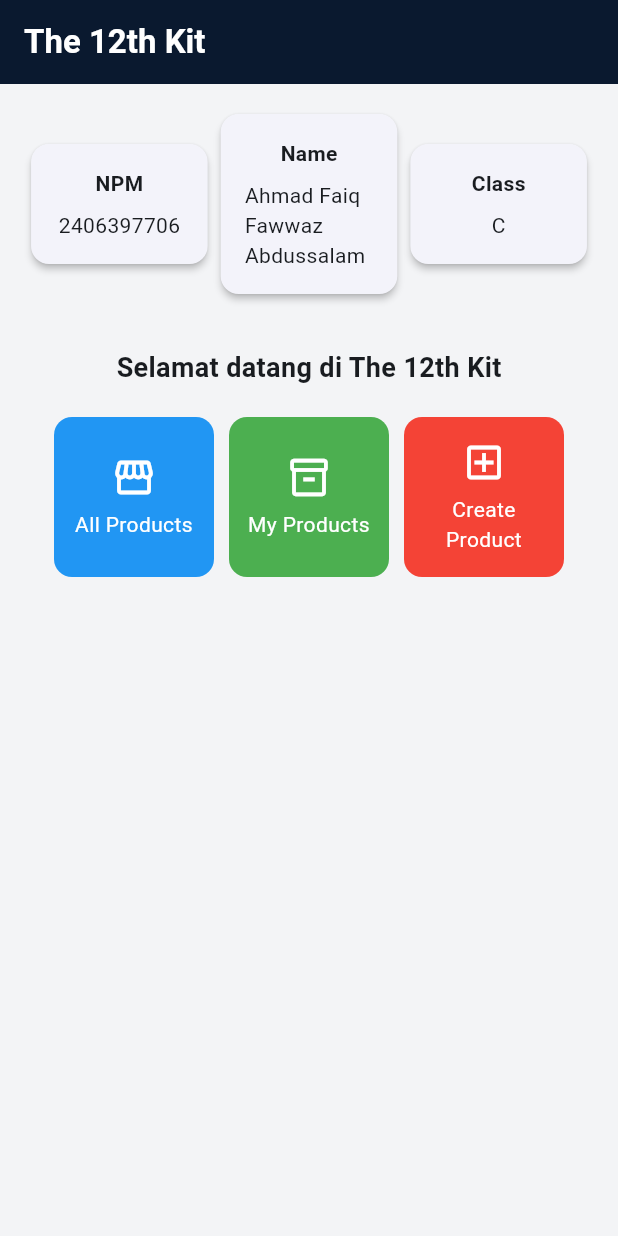
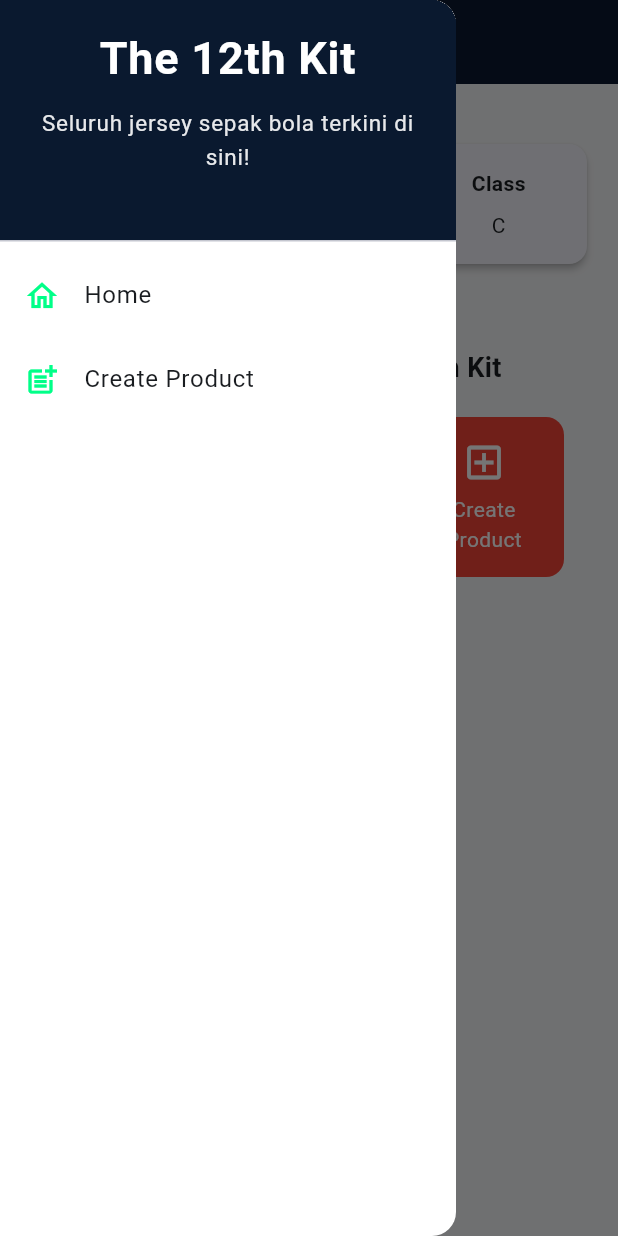
Before and after one commit to faiqfwwz/the-12th-kit-mobile, a Flutter app: the screen it shows after launch, with the side drawer open (before the commit the screen has no drawer), on a phone screen of 412 x 824 dp. Run offline on Flutter 3.47's test engine with Material 3 defaults, Android fonts, the phone set to English and light mode, and no system bars.

Commit message:
Tugas Individu 8

```diff
--- a/lib/main.dart
+++ b/lib/main.dart
@@ -1,5 +1,5 @@
 import 'package:flutter/material.dart';
-import 'package:the_12th_kit/menu.dart';
+import 'package:the_12th_kit/screens/menu.dart';
 
 void main() {
   runApp(const MyApp());
--- a/lib/menu.dart
+++ b/lib/screens/menu.dart
@@ -1,4 +1,6 @@
 import 'package:flutter/material.dart';
+import 'package:the_12th_kit/widgets/left_drawer.dart';
+import 'package:the_12th_kit/widgets/products_card.dart';
 
 class MyHomePage extends StatelessWidget {
   MyHomePage({super.key}); //sudah ada pada code sebelumnya
@@ -23,6 +25,7 @@ class MyHomePage extends StatelessWidget {
         ),
         backgroundColor: Theme.of(context).colorScheme.primary,
       ),
+      drawer: LeftDrawer(),
       body: Padding(
         padding: const EdgeInsets.all(16.0),
         child: Column(
@@ -103,45 +106,3 @@ class ItemHomepage {
 
   ItemHomepage(this.name, this.icon, this.color);
 }
-
-class ItemCard extends StatelessWidget {
-  final ItemHomepage item;
-
-  const ItemCard(this.item, {super.key});
-
-  @override
-  Widget build(BuildContext context) {
-    return Material(
-      color: item.color,
-      borderRadius: BorderRadius.circular(12),
-      child: InkWell(
-        onTap: () {
-          ScaffoldMessenger.of(context)
-            ..hideCurrentSnackBar()
-            ..showSnackBar(
-              SnackBar(
-                content: Text("Kamu telah menekan tombol ${item.name}"),
-              ),
-            );
-        },
-        child: Container(
-          padding: const EdgeInsets.all(8),
-          child: Center(
-            child: Column(
-              mainAxisAlignment: MainAxisAlignment.center,
-              children: [
-                Icon(item.icon, color: Colors.white, size: 30.0),
-                const Padding(padding: EdgeInsets.all(3)),
-                Text(
-                  item.name,
-                  textAlign: TextAlign.center,
-                  style: const TextStyle(color: Colors.white),
-                ),
-              ],
-            ),
-          ),
-        ),
-      ),
-    );
-  }
-}
--- /dev/null
+++ b/lib/widgets/left_drawer.dart
@@ -0,0 +1,75 @@
+import 'package:flutter/material.dart';
+import 'package:the_12th_kit/screens/menu.dart';
+import 'package:the_12th_kit/screens/productslist_form.dart';
+
+class LeftDrawer extends StatelessWidget {
+  const LeftDrawer({super.key});
+
+  @override
+  Widget build(BuildContext context) {
+    final cs = Theme.of(context).colorScheme;
+
+    return Drawer(
+      backgroundColor: cs.surface,
+      child: ListView(
+        children: [
+          DrawerHeader(
+            decoration: BoxDecoration(
+              color: cs.primary,
+            ),
+            child: Column(
+              children: [
+                Text(
+                  'The 12th Kit',
+                  textAlign: TextAlign.center,
+                  style: TextStyle(
+                    fontSize: 30,
+                    fontWeight: FontWeight.bold,
+                    color: cs.onPrimary,
+                  ),
+                ),
+                const SizedBox(height: 10),
+                Text(
+                  "Seluruh jersey sepak bola terkini di sini!",
+                  textAlign: TextAlign.center,
+                  style: TextStyle(
+                    fontSize: 15,
+                    color: cs.onPrimary.withOpacity(0.9),
+                    fontWeight: FontWeight.normal,
+                  ),
+                ),
+              ],
+            ),
+          ),
+
+          ListTile(
+            leading: Icon(Icons.home_outlined, color: cs.secondary),
+            title: Text(
+              'Home',
+              style: TextStyle(color: cs.onSurface),
+            ),
+            onTap: () {
+              Navigator.pushReplacement(
+                context,
+                MaterialPageRoute(builder: (context) => MyHomePage()),
+              );
+            },
+          ),
+          ListTile(
+            leading: Icon(Icons.post_add, color: cs.secondary),
+            title: Text(
+              'Create Product',
+              style: TextStyle(color: cs.onSurface),
+            ),
+            onTap: () {
+              Navigator.pushReplacement(
+                context,
+                MaterialPageRoute(builder: (context) => ProductsFormPage()),
+              );
+            },
+          ),
+        ],
+      ),
+    );
+  }
+}
--- /dev/null
+++ b/lib/widgets/products_card.dart
@@ -0,0 +1,53 @@
+import 'package:flutter/material.dart';
+import 'package:the_12th_kit/screens/productslist_form.dart';
+import 'package:the_12th_kit/screens/menu.dart';
+
+class ItemCard extends StatelessWidget {
+  final ItemHomepage item;
+
+  const ItemCard(this.item, {super.key});
+
+  @override
+  Widget build(BuildContext context) {
+    return Material(
+      color: item.color,
+      borderRadius: BorderRadius.circular(12),
+      child: InkWell(
+        onTap: () {
+          ScaffoldMessenger.of(context)
+            ..hideCurrentSnackBar()
+            ..showSnackBar(
+              SnackBar(
+                content: Text("Kamu telah menekan tombol ${item.name}"),
+              ),
+            );
+          if (item.name == "Create Product") {
+          Navigator.push(
+            context,
+            MaterialPageRoute(
+              builder: (context) => ProductsFormPage(),
+            ),
+          );
+        }
+        },
+        child: Container(
+          padding: const EdgeInsets.all(8),
+          child: Center(
+            child: Column(
+              mainAxisAlignment: MainAxisAlignment.center,
+              children: [
+                Icon(item.icon, color: Colors.white, size: 30.0),
+                const Padding(padding: EdgeInsets.all(3)),
+                Text(
+                  item.name,
+                  textAlign: TextAlign.center,
+                  style: const TextStyle(color: Colors.white),
+                ),
+              ],
+            ),
+          ),
+        ),
+      ),
+    );
+  }
+}
```
Also changed, not shown: lib/screens/productslist_form.dart (added, +353 -0 lines), 1 other file.
